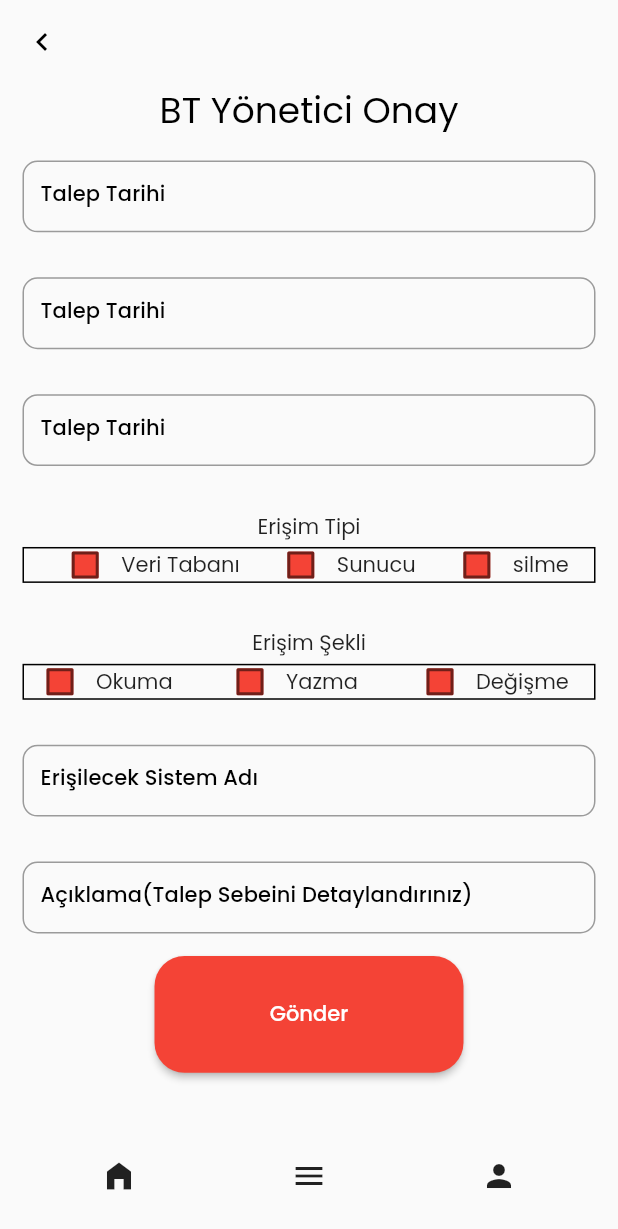
After one commit to Mustafacicek06/kurumsal_mobil, a Flutter app: the ITManagerConfirmPage screen opened directly, on a phone screen of 412 x 824 dp. The commit adds this screen. Shown: the top 1229 px of the screen. Run offline on Flutter 3.47's test engine with Material 2 defaults, Android fonts, the phone set to English and light mode, and no system bars; our stand-ins replace circular_profile_avatar, cloud_firestore, easy_localization, firebase_auth, firebase_core, flutter_screenutil and 4 more; accounts and stored records are empty.

Commit message:
bt onay sayfası

```diff
--- a/lib/features/home/subPages/bgsSurecleriTool/bgsSurecleriSelectedTool.dart
+++ b/lib/features/home/subPages/bgsSurecleriTool/bgsSurecleriSelectedTool.dart
@@ -1,4 +1,5 @@
 import 'package:flutter/material.dart';
+import 'package:kurumsal_mobil/features/home/subPages/bilgiTeknolojileri/it_manager_confirm.dart';
 import 'package:kurumsal_mobil/features/home/subPages/bilgiTeknolojileri/yeni_islem_talebi_screen.dart';
 
 Widget bGSScreenSelected(IconData icon, String name, double en,
@@ -8,6 +9,9 @@ Widget bGSScreenSelected(IconData icon, String name, double en,
       if (name == "Yeni Erişim Talebi") {
         Navigator.push(
             context, MaterialPageRoute(builder: (context) => ytsScreen()));
+      } else if (name == "BT Yönetici Onay") {
+        Navigator.push(context,
+            MaterialPageRoute(builder: (context) => ITManagerConfirmPage()));
       }
     },
     child: Container(
--- a/lib/features/home/subPages/bilgiTeknolojileri/bilgiGuvenligiSurecleriScreen.dart
+++ b/lib/features/home/subPages/bilgiTeknolojileri/bilgiGuvenligiSurecleriScreen.dart
@@ -36,7 +36,7 @@ class _bGSScreenState extends State<bGSScreen> {
       ),
       body: Center(
           child: Padding(
-              padding: const EdgeInsets.all(16.0),
+              padding: const EdgeInsets.all(10.0),
               child: Column(
                   mainAxisAlignment: MainAxisAlignment.spaceAround,
                   children: [
--- /dev/null
+++ b/lib/features/home/subPages/bilgiTeknolojileri/it_manager_confirm.dart
@@ -0,0 +1,363 @@
+import 'package:flutter/material.dart';
+import 'package:get/get.dart';
+import 'package:kurumsal_mobil/core/components/dialog/platform_responsive_alert_dialog.dart';
+import 'package:kurumsal_mobil/core/init/model/it_request.dart';
+import 'package:kurumsal_mobil/core/init/model/user_model.dart';
+import 'package:kurumsal_mobil/core/init/network/firebase_auth_service.dart';
+import 'package:kurumsal_mobil/core/init/network/firestore_db_service.dart';
+import 'package:kurumsal_mobil/features/home/subPages/bottomAppBarTools.dart';
+
+class ITManagerConfirmPage extends StatefulWidget {
+  const ITManagerConfirmPage({Key? key}) : super(key: key);
+
+  @override
+  _ITManagerConfirmPageState createState() => _ITManagerConfirmPageState();
+}
+
+class _ITManagerConfirmPageState extends State<ITManagerConfirmPage> {
+  bool isCheckedVeriTabani = false;
+  bool isCheckedSunucu = false;
+  bool isCheckedTablo = false;
+  bool isCheckedOkuma = false;
+  bool isCheckedYazma = false;
+  bool isCheckedDegistirme = false;
+
+  TextEditingController _talepTarihi = TextEditingController();
+  TextEditingController _systemName = TextEditingController();
+  TextEditingController _description = TextEditingController();
+
+  FireStoreDBService _fireStoreDBService = FireStoreDBService();
+  FirebaseAuthService _firebaseAuthService = FirebaseAuthService();
+
+  UserModel? userModel;
+
+  @override
+  void initState() {
+    getUserID();
+    super.initState();
+  }
+
+  getUserID() async {
+    userModel = await _firebaseAuthService.currentUser();
+  }
+
+  @override
+  Widget build(BuildContext context) {
+    Color getColor(Set<MaterialState> states) {
+      const Set<MaterialState> interactiveStates = <MaterialState>{
+        MaterialState.pressed,
+        MaterialState.hovered,
+        MaterialState.focused,
+      };
+      if (states.any(interactiveStates.contains)) {
+        return Colors.blue;
+      }
+      return Colors.red;
+    }
+
+    var yukseklik = MediaQuery.of(context).size.height;
+    var en = MediaQuery.of(context).size.width;
+    return Scaffold(
+      appBar: AppBar(
+        leading: IconButton(
+          icon: Icon(
+            Icons.chevron_left_outlined,
+            color: Colors.black,
+          ),
+          onPressed: () {
+            Navigator.pop(context);
+          },
+        ),
+      ),
+      body: SingleChildScrollView(
+        child: Container(
+          height: Get.height * 0.8,
+          child: Column(
+            children: [
+              Text(
+                "BT Yönetici Onay",
+                style: Theme.of(context).textTheme.headline5?.copyWith(
+                      color: Colors.black,
+                    ),
+              ),
+              Expanded(
+                child: Padding(
+                  padding: const EdgeInsets.all(15.0),
+                  child: TextField(
+                    decoration: InputDecoration(
+                        border: OutlineInputBorder(
+                            borderRadius: BorderRadius.circular(10)),
+                        labelText: "Talep Tarihi",
+                        labelStyle:
+                            Theme.of(context).textTheme.subtitle2?.copyWith()),
+                    controller: _talepTarihi,
+                    keyboardType: TextInputType.datetime,
+                  ),
+                ),
+              ),
+              Expanded(
+                child: Padding(
+                  padding: const EdgeInsets.all(15.0),
+                  child: TextField(
+                    decoration: InputDecoration(
+                        border: OutlineInputBorder(
+                            borderRadius: BorderRadius.circular(10)),
+                        labelText: "Talep Tarihi",
+                        labelStyle:
+                            Theme.of(context).textTheme.subtitle2?.copyWith()),
+                    controller: _talepTarihi,
+                    keyboardType: TextInputType.datetime,
+                  ),
+                ),
+              ),
+              Expanded(
+                child: Padding(
+                  padding: const EdgeInsets.all(15.0),
+                  child: TextField(
+                    decoration: InputDecoration(
+                        border: OutlineInputBorder(
+                            borderRadius: BorderRadius.circular(10)),
+                        labelText: "Talep Tarihi",
+                        labelStyle:
+                            Theme.of(context).textTheme.subtitle2?.copyWith()),
+                    controller: _talepTarihi,
+                    keyboardType: TextInputType.datetime,
+                  ),
+                ),
+              ),
+              Expanded(
+                child: Padding(
+                  padding: const EdgeInsets.all(15.0),
+                  child: Column(
+                    children: [
+                      Expanded(child: Text("Erişim Tipi")),
+                      Expanded(
+                        child: Container(
+                          decoration: BoxDecoration(
+                              border:
+                                  Border.all(color: Colors.black, width: 1)),
+                          child: Row(
+                            mainAxisAlignment: MainAxisAlignment.spaceEvenly,
+                            children: [
+                              Row(
+                                children: [
+                                  Checkbox(
+                                    checkColor: Colors.white,
+                                    fillColor:
+                                        MaterialStateProperty.resolveWith(
+                                            getColor),
+                                    value: isCheckedVeriTabani,
+                                    onChanged: (bool? value) {
+                                      setState(() {
+                                        isCheckedVeriTabani = value!;
+                                      });
+                                    },
+                                  ),
+                                  Text("Veri Tabanı"),
+                                ],
+                              ),
+                              Row(
+                                children: [
+                                  Checkbox(
+                                    checkColor: Colors.white,
+                                    fillColor:
+                                        MaterialStateProperty.resolveWith(
+                                            getColor),
+                                    value: isCheckedSunucu,
+                                    onChanged: (bool? value) {
+                                      setState(() {
+                                        isCheckedSunucu = value!;
+                                      });
+                                    },
+                                  ),
+                                  Text("Sunucu"),
+                                ],
+                              ),
+                              Row(
+                                children: [
+                                  Checkbox(
+                                    checkColor: Colors.white,
+                                    fillColor:
+                                        MaterialStateProperty.resolveWith(
+                                            getColor),
+                                    value: isCheckedTablo,
+                                    onChanged: (bool? value) {
+                                      setState(() {
+                                        isCheckedTablo = value!;
+                                      });
+                                    },
+                                  ),
+                                  Text("silme"),
+                                ],
+                              ),
+                            ],
+                          ),
+                        ),
+                      ),
+                    ],
+                  ),
+                ),
+              ),
+              Expanded(
+                child: Padding(
+                  padding: const EdgeInsets.all(15.0),
+                  child: Column(
+                    children: [
+                      Expanded(child: Text("Erişim Şekli")),
+                      Expanded(
+                        child: Container(
+                          decoration: BoxDecoration(
+                              border:
+                                  Border.all(color: Colors.black, width: 1)),
+                          child: Row(
+                            mainAxisAlignment: MainAxisAlignment.spaceEvenly,
+                            children: [
+                              Expanded(
+                                child: Row(
+                                  children: [
+                                    Checkbox(
+                                      checkColor: Colors.white,
+                                      fillColor:
+                                          MaterialStateProperty.resolveWith(
+                                              getColor),
+                                      value: isCheckedOkuma,
+                                      onChanged: (bool? value) {
+                                        setState(() {
+                                          isCheckedOkuma = value!;
+                                        });
+                                      },
+                                    ),
+                                    Text("Okuma"),
+                                  ],
+                                ),
+                              ),
+                              Expanded(
+                                child: Row(
+                                  children: [
+                                    Checkbox(
+                                      checkColor: Colors.white,
+                                      fillColor:
+                                          MaterialStateProperty.resolveWith(
+                                              getColor),
+                                      value: isCheckedYazma,
+                                      onChanged: (bool? value) {
+                                        setState(() {
+                                          isCheckedYazma = value!;
+                                        });
+                                      },
+                                    ),
+                                    Text("Yazma"),
+                                  ],
+                                ),
+                              ),
+                              Expanded(
+                                child: Row(
+                                  children: [
+                                    Checkbox(
+                                      checkColor: Colors.white,
+                                      fillColor:
+                                          MaterialStateProperty.resolveWith(
+                                              getColor),
+                                      value: isCheckedDegistirme,
+                                      onChanged: (bool? value) {
+                                        setState(() {
+                                          isCheckedDegistirme = value!;
+                                        });
+                                      },
+                                    ),
+                                    Text("Değişme"),
+                                  ],
+                                ),
+                              ),
+                            ],
+                          ),
+                        ),
+                      ),
+                    ],
+                  ),
+                ),
+              ),
+              Expanded(
+                child: Padding(
+                  padding: const EdgeInsets.all(15.0),
+                  child: TextField(
+                    decoration: InputDecoration(
+                        border: OutlineInputBorder(
+                            borderRadius: BorderRadius.circular(10)),
+                        labelText: "Erişilecek Sistem Adı",
+                        labelStyle:
+                            Theme.of(context).textTheme.subtitle2?.copyWith()),
+                    controller: _systemName,
+                    keyboardType: TextInputType.datetime,
+                  ),
+                ),
+              ),
+              Expanded(
+                child: Padding(
+                  padding: const EdgeInsets.all(15.0),
+                  child: TextField(
+                    decoration: InputDecoration(
+                        border: OutlineInputBorder(
+                            borderRadius: BorderRadius.circular(10)),
+                        labelText: "Açıklama(Talep Sebeini Detaylandırınız)",
+                        labelStyle:
+                            Theme.of(context).textTheme.subtitle2?.copyWith()),
+                    controller: _description,
+                    keyboardType: TextInputType.datetime,
+                  ),
+                ),
+              ),
+              Expanded(
+                  child: ElevatedButton(
+                onPressed: saveButtonOnPressed,
+                child: SizedBox(
+                    width: en * 0.55,
+                    child: Text(
+                      "Gönder",
+                      textAlign: TextAlign.center,
+                    )),
+                style: ElevatedButton.styleFrom(
+                    maximumSize: Size(Get.width * 0.5, Get.height * 0.1),
+                    backgroundColor: Colors.red,
+                    shape: RoundedRectangleBorder(
+                        borderRadius: BorderRadius.circular(20))),
+              ))
+            ],
+          ),
+        ),
+      ),
+      floatingActionButtonLocation: FloatingActionButtonLocation.centerDocked,
+      bottomNavigationBar: bottomAppBar(context),
+    );
+  }
+
+  void saveButtonOnPressed() async {
+    final result = await _fireStoreDBService.saveITRequest(ItRequest(
+      userID: userModel?.userID ?? "",
+      accessShape: AccessShape(
+          change: isCheckedDegistirme,
+          read: isCheckedOkuma,
+          write: isCheckedYazma),
+      accessType: AccessType(
+          dataBase: isCheckedVeriTabani,
+          server: isCheckedSunucu,
+          table: isCheckedTablo),
+      systemName: _systemName.text,
+      description: _description.text,
+    ));
+
+    if (result) {
+      PlatformResponsiveAlertDialog(
+        anaButonYazisi: "Tamam",
+        baslik: "İsteğiniz Başarıyla kaydedildi",
+        icerik: "Yöneticinizin onay verilmesi bekleniyor..",
+      ).myShowMethod(context);
+    } else {
+      PlatformResponsiveAlertDialog(
+        anaButonYazisi: "Tamam",
+        baslik: "Kaydetme Başarısız",
+        icerik: "İsteğiniz kaydedilemedi. Lütfen daha sonra tekrar deneyiniz.",
+      ).myShowMethod(context);
+    }
+  }
+}
```
